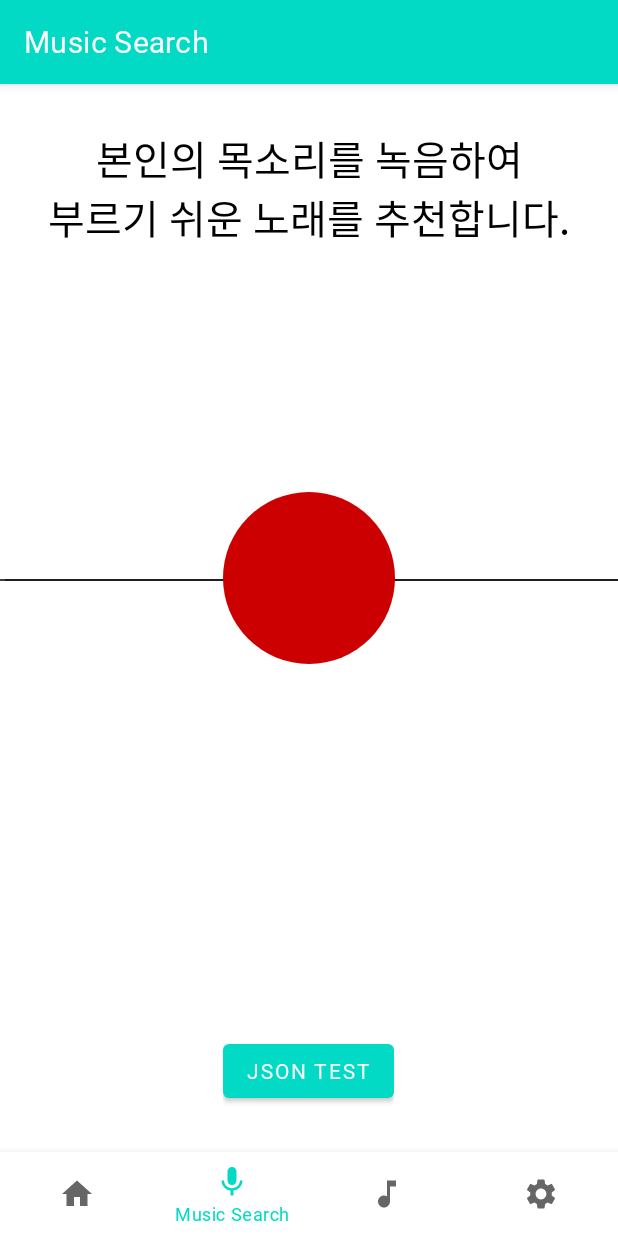
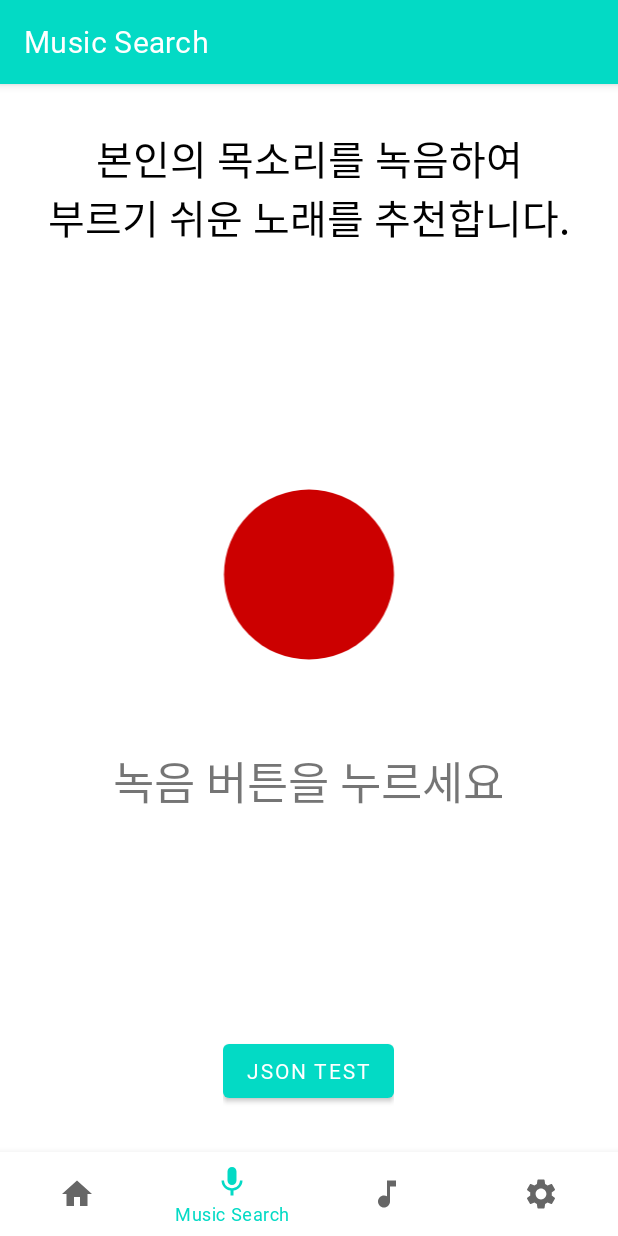
Before and after one commit to Rec-ommend/app_ui_improving, an Android app: the MsearchFragment screen opened through its navigation route, on a phone screen of 412 x 824 dp. Run offline under Robolectric (Android 15) with nearby library versions, the light colour scheme and no system bars; our stand-ins replace navigation-ui; libraries missing offline, so code that uses them is left out: com.arthenica.mobileffmpeg.

Commit message:
search page mesage

```diff
--- a/app/src/main/java/com/example/rec_commend/ui/SearchFragment.java
+++ b/app/src/main/java/com/example/rec_commend/ui/SearchFragment.java
@@ -92,7 +92,7 @@ public abstract class SearchFragment extends Fragment {
         recOverlay.setVisibility(View.INVISIBLE);
 
         timerText = root.findViewById(R.id.timer);
-        initTimerView();
+        initTimerView("녹음 버튼을 누르세요");
 
         waveFormView = root.findViewById(R.id.siriView);
         initWaveFormView();
@@ -178,8 +178,7 @@ public abstract class SearchFragment extends Fragment {
         recBtn.setVisibility(View.INVISIBLE);
         recOverlay.setVisibility(View.INVISIBLE);
         progressBar.setVisibility(View.VISIBLE);
-        initTimerView();
-        timerText.setText("잠시만 기다리세요...");
+        initTimerView("잠시만 기다리세요...");
         initWaveFormView();
 
         recorder.stop();
@@ -257,12 +256,14 @@ public abstract class SearchFragment extends Fragment {
         timer.schedule(ti,0,1000);
     }
 
-    private void initTimerView(){
+    private void initTimerView(String msg){
         if(ti != null) ti.cancel();
-        timerText.setText("");
+        timerText.setText(msg);
     }
 
     private void activateWaveFormView(){
+        waveFormView.setVisibility(View.VISIBLE);
+
         if(waveThread != null) waveThread.interrupt();
         waveThread = null;
         waveThread = new Thread(){
@@ -283,7 +284,8 @@ public abstract class SearchFragment extends Fragment {
         waveThread.start();
     }
     private void initWaveFormView(){
+        waveFormView.setVisibility(View.INVISIBLE);
+        waveFormView.updateSpeaking(false);
         if(waveThread != null) waveThread.interrupt();
-        waveFormView.updateSpeaking(false);
     }
 }
```
Also changed, not shown: 2 other files.
